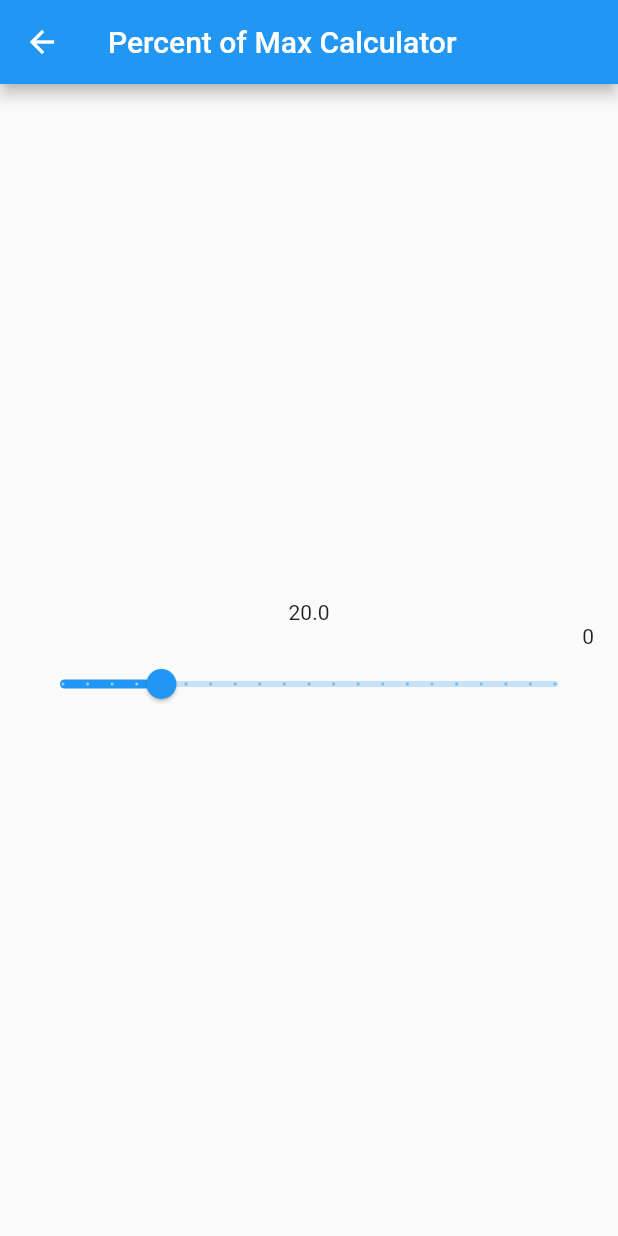
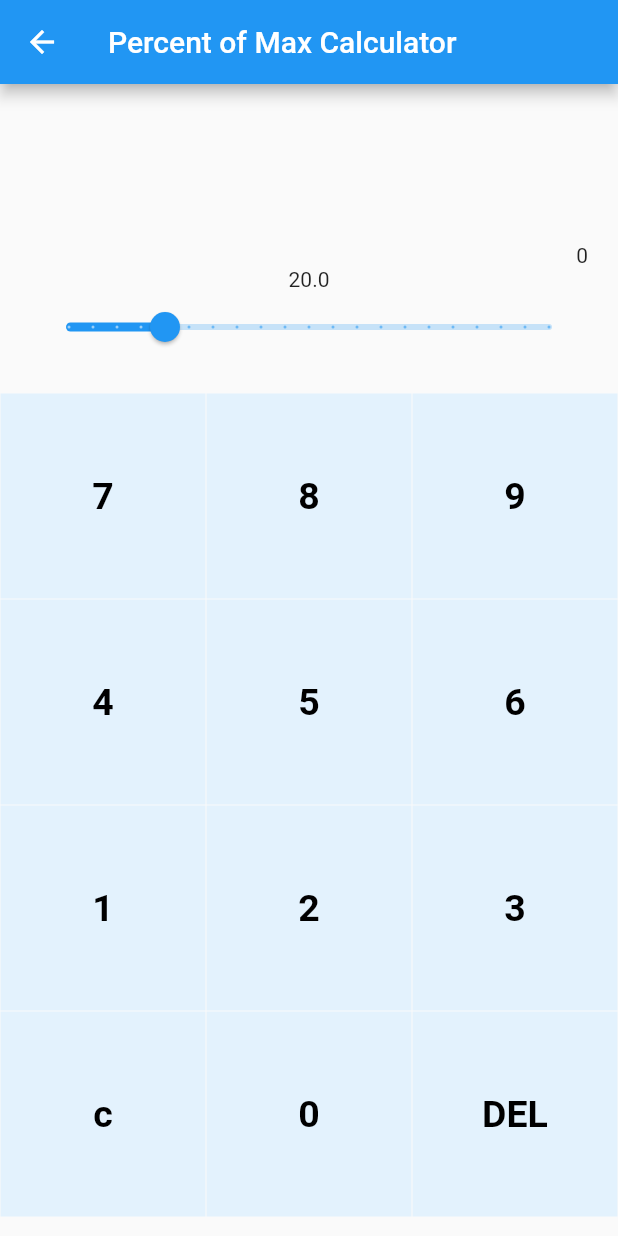
Before and after one commit to ccasil/Br-inG-ins, a Flutter app: the PctOfMax screen opened by its route, on a phone screen of 412 x 824 dp. Run offline on Flutter 3.47's test engine with Material 2 defaults, Android fonts, the phone set to English and light mode, and no system bars; our stand-ins replace math_expressions.

Commit message:
base calc

```diff
--- a/lib/pctofmax.dart
+++ b/lib/pctofmax.dart
@@ -1,4 +1,6 @@
 import 'package:flutter/material.dart';
+import 'package:flutter/rendering.dart';
+import 'package:math_expressions/math_expressions.dart';
 
 class PctOfMax extends StatefulWidget {
   PctOfMax({
@@ -18,6 +20,25 @@
   String kgLabel = '0';
   double _currentSliderValue = 20;
 
+  var userInput = '';
+  var answer = '';
+
+  // Array of button
+  final List < String > buttons = [
+    '7',
+    '8',
+    '9',
+    '4',
+    '5',
+    '6',
+    '1',
+    '2',
+    '3',
+    'c',
+    '0',
+    'DEL'
+  ];
+
   @override
   void dispose() {
     // Clean up the controller when the widget is disposed.
@@ -35,6 +56,16 @@
   //   });
   // }
 
+  // function to calculate the input operation
+  void equalPressed() {
+    String finaluserinput = userInput;
+    Parser p = Parser();
+    Expression exp = p.parse(finaluserinput);
+    ContextModel cm = ContextModel();
+    double eval = exp.evaluate(EvaluationType.REAL, cm);
+    answer = eval.toString();
+  }
+
   @override
   Widget build(BuildContext context) {
     return Scaffold(
@@ -42,20 +73,37 @@
         title: Text('Percent of Max Calculator'),
         leading: BackButton(),
       ),
-      body: Center(
-        // child: ,
-        child: Padding(
-          padding: EdgeInsets.all(16),
+      body: Column(
+        mainAxisAlignment: MainAxisAlignment.spaceEvenly,
+        children: < Widget > [
+          Container(
+            padding: EdgeInsets.all(20),
+            alignment: Alignment.centerRight,
             child: Column(
-            mainAxisAlignment: MainAxisAlignment.center,
-            children: < Widget > [
-              Text(_currentSliderValue.toString()),
+              // mainAxisAlignment: MainAxisAlignment.spaceEvenly,
+              children: [
+                Text(
+                  userInput,
+                  style: TextStyle(fontSize: 18, color: Colors.black),
+                ),
+                Container(
+                  padding: EdgeInsets.all(15),
+                  alignment: Alignment.centerRight,
+                  child: Text(
+                    answer,
+                    style: TextStyle(
+                      fontSize: 30,
+                      color: Colors.white,
+                      fontWeight: FontWeight.bold),
+                  ),
+                ),
                 Row(
                   mainAxisAlignment: MainAxisAlignment.end,
                   children: [
                     Text(kgLabel, textAlign: TextAlign.right, ),
                   ],
                 ),
+                Text(_currentSliderValue.toString()),
                 Slider(
                   value: _currentSliderValue,
                   min: 0,
@@ -68,37 +116,99 @@
                     });
                   },
                 ),
-              // Row(
-              //   children: < Widget > [
-              //     CalculatorKey(symbol: Keys.seven),
-              //     CalculatorKey(symbol: Keys.eight),
-              //     CalculatorKey(symbol: Keys.nine),
-              //   ]
-              // ),
-              // Row(
-              //   children: < Widget > [
-              //     CalculatorKey(symbol: Keys.four),
-              //     CalculatorKey(symbol: Keys.five),
-              //     CalculatorKey(symbol: Keys.six),
-              //   ]
-              // ),
-              // Row(
-              //   children: < Widget > [
-              //     CalculatorKey(symbol: Keys.one),
-              //     CalculatorKey(symbol: Keys.two),
-              //     CalculatorKey(symbol: Keys.three),
-              //   ]
-              // ),
-              // Row(
-              //   children: < Widget > [
-              //     CalculatorKey(symbol: Keys.zero),
-              //     CalculatorKey(symbol: Keys.decimal),
-              //     CalculatorKey(symbol: Keys.clear),
-              //   ]
-              // )
               ],
             ),
           ),
-      ));
+          Expanded(
+            child: GridView.builder(gridDelegate: SliverGridDelegateWithFixedCrossAxisCount(crossAxisCount: 3), itemCount: 12, primary: false , itemBuilder: (BuildContext context, int index) {
+              // Clear Button
+              if (index == 9) {
+                return MyButton(
+                  buttontapped: () {
+                    setState(() {
+                      print(userInput);
+                      userInput = '';
+                      answer = '0';
+                    });
+                  },
+                  buttonText: buttons[index],
+                  color: Colors.blue[50],
+                  textColor: Colors.black,
+                );
+              } // Delete Button
+              else if (index == 11) {
+                return MyButton(
+                  buttontapped: () {
+                    setState(() {
+                      userInput =
+                        userInput.substring(0, userInput.length - 1);
+                    });
+                  },
+                  buttonText: buttons[index],
+                  color: Colors.blue[50],
+                  textColor: Colors.black,
+                );
+              } else {
+                return MyButton(
+                  buttontapped: () {
+                    setState(() {
+                      print(buttons[index]);
+                      userInput += buttons[index];
+                    });
+                  },
+                  buttonText: buttons[index],
+                  color: Colors.blue[50],
+                  textColor: Colors.black,
+                );
+              }
+            })
+          ),
+        ],
+      ),
+    );
   }
 }
+
+// creating Stateless Wideget for buttons
+class MyButton extends StatelessWidget {
+
+  // declaring variables
+  final color;
+  final textColor;
+  final String buttonText;
+  final buttontapped;
+
+  //Constructor
+  MyButton({
+    this.color,
+    this.textColor,
+    required this.buttonText,
+    this.buttontapped
+  });
+
+  @override
+  Widget build(BuildContext context) {
+    return GestureDetector(
+      onTap: buttontapped,
+      child: Padding(
+        padding: const EdgeInsets.all(0.2),
+          child: ClipRRect(
+            // borderRadius: BorderRadius.circular(25),
+            child: Container(
+              color: color,
+              child: Center(
+                child: Text(
+                  buttonText,
+                  style: TextStyle(
+                    color: textColor,
+                    fontSize: 25,
+                    fontWeight: FontWeight.bold,
+                  ),
+                ),
+              ),
+            ),
+          ),
+      ),
+    );
+  }
+}
--- a/pubspec.yaml
+++ b/pubspec.yaml
@@ -28,6 +28,7 @@
   # The following adds the Cupertino Icons font to your application.
   # Use with the CupertinoIcons class for iOS style icons.
   cupertino_icons: ^1.0.2
+  math_expressions: ^2.1.1
 
 dev_dependencies:
   flutter_test:
```
Also changed, not shown: pubspec.lock. Lines whose indentation alone changed are shown as unchanged.
